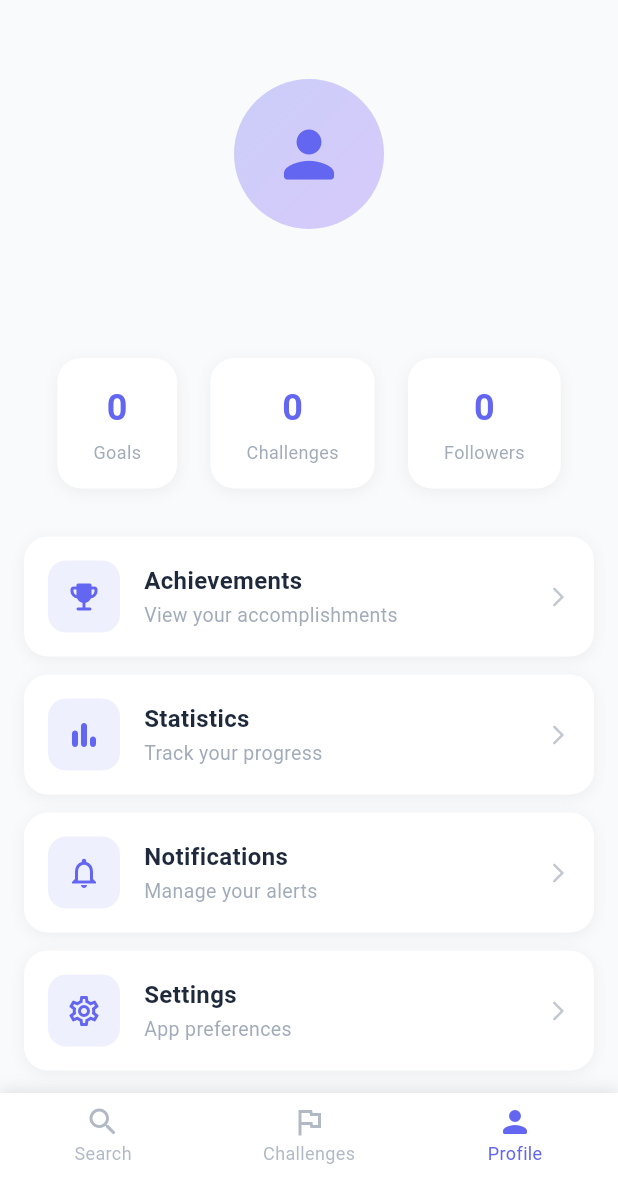
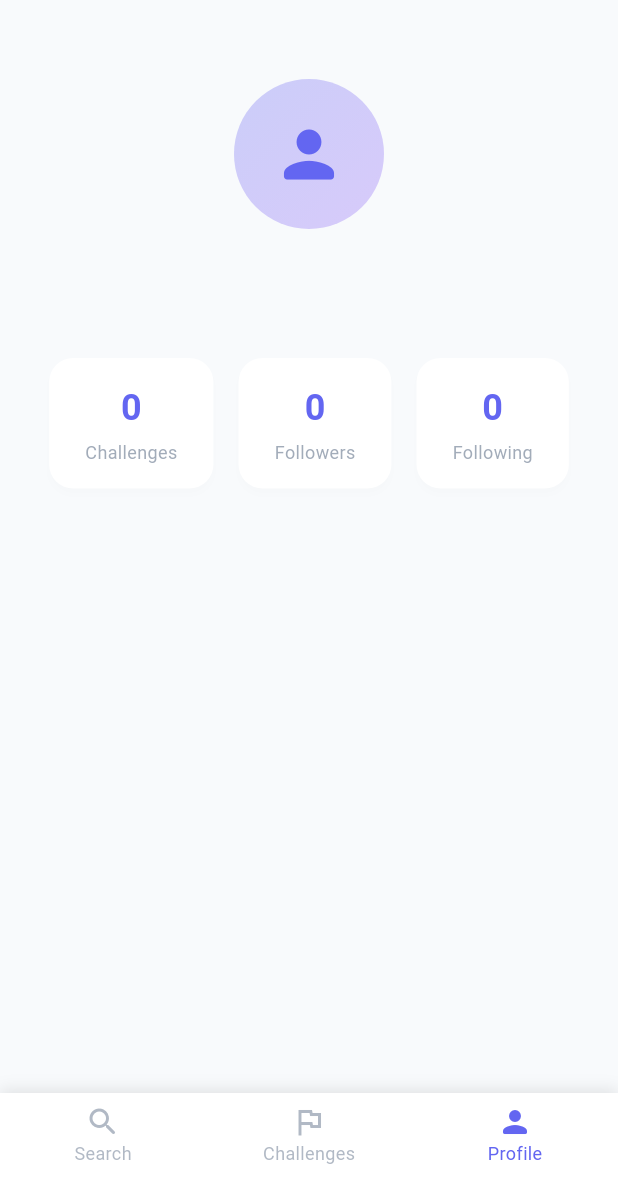
Before and after one commit to MainChallengeApp/unite_up, a Flutter app: the screen it shows once a user with an empty profile is signed in, item 3 of the bottom bar chosen, on a phone screen of 412 x 824 dp, the part 59-1236 px from its top. Run offline on Flutter 3.47's test engine with Material 3 defaults, Android fonts, the light colour scheme and no system bars; our stand-ins replace easy_localization, flutter_dotenv, flutter_slidable, font_awesome_flutter, go_router, supabase_flutter and 1 more; missing offline and left inert: dart:html, dart:ui_web; accounts and stored records are empty.

Commit message:
feat: add followers following page

```diff
--- a/assets/translations/de.json
+++ b/assets/translations/de.json
@@ -296,10 +296,12 @@
     "title": "Profil",
     "follow": "Folgen",
     "following": "Folgst du",
+    "noFollowers": "Noch keine Follower",
+    "noFollowing": "Folgt noch niemandem",
     "stats": {
-      "goals": "Ziele",
       "challenges": "Challenges",
-      "followers": "Follower"
+      "followers": "Follower",
+      "following": "Folgst du"
     },
     "menu": {
       "achievements": "Erfolge",
--- a/assets/translations/en.json
+++ b/assets/translations/en.json
@@ -296,10 +296,12 @@
     "title": "Profile",
     "follow": "Follow",
     "following": "Following",
+    "noFollowers": "No followers yet",
+    "noFollowing": "Not following anyone yet",
     "stats": {
-      "goals": "Goals",
       "challenges": "Challenges",
-      "followers": "Followers"
+      "followers": "Followers",
+      "following": "Following"
     },
     "menu": {
       "achievements": "Achievements",
--- a/lib/main.dart
+++ b/lib/main.dart
@@ -57,7 +57,10 @@ class MyApp extends StatelessWidget {
 
   final GoRouter _router = GoRouter(
     routes: [
-      GoRoute(path: '/', builder: (context, state) => HomePage()),
+      GoRoute(
+        path: '/',
+        builder: (context, state) => HomePage(key: HomePage.globalKey),
+      ),
       GoRoute(path: '/waitlist', builder: (context, state) => WaitlistPage()),
       GoRoute(
         path: '/email-confirmed',
--- a/lib/pages/home_page.dart
+++ b/lib/pages/home_page.dart
@@ -9,17 +9,25 @@ import 'profile_page.dart';
 import 'search_page.dart';
 
 class HomePage extends StatefulWidget {
+  static final GlobalKey<HomePageState> globalKey = GlobalKey<HomePageState>();
+
   const HomePage({super.key});
 
   @override
-  State<HomePage> createState() => _HomePageState();
+  State<HomePage> createState() => HomePageState();
 }
 
-class _HomePageState extends State<HomePage> {
+class HomePageState extends State<HomePage> {
   int _selectedIndex = 1;
   bool _wasAuthenticated = false;
 
   ThemeData get _theme => Theme.of(context);
+
+  void navigateToTab(int index) {
+    setState(() {
+      _selectedIndex = index;
+    });
+  }
 
   @override
   Widget build(BuildContext context) {
--- a/lib/pages/profile_page.dart
+++ b/lib/pages/profile_page.dart
@@ -3,11 +3,12 @@ import 'package:flutter/material.dart';
 import 'package:provider/provider.dart';
 import 'package:unite_up/core/constants/app_constants.dart';
 import 'package:unite_up/pages/auth_page.dart';
+import 'package:unite_up/pages/home_page.dart';
 import 'package:unite_up/pages/settings_page.dart';
+import 'package:unite_up/pages/user_list_page.dart';
 import 'package:unite_up/providers/app_state_provider.dart';
 import 'package:unite_up/widgets/custom_app_bar.dart';
 import 'package:unite_up/widgets/profile_header.dart';
-import 'package:unite_up/widgets/profile_menu_item.dart';
 import 'package:unite_up/widgets/profile_stat_card.dart';
 
 class ProfilePage extends StatefulWidget {
@@ -42,6 +43,30 @@ class _ProfilePageState extends State<ProfilePage> {
     );
   }
 
+  void _navigateToChallenges() {
+    HomePage.globalKey.currentState?.navigateToTab(1);
+  }
+
+  void _navigateToFollowers(String userId) {
+    Navigator.push(
+      context,
+      MaterialPageRoute(
+        builder: (context) =>
+            UserListPage(userId: userId, listType: UserListType.followers),
+      ),
+    );
+  }
+
+  void _navigateToFollowing(String userId) {
+    Navigator.push(
+      context,
+      MaterialPageRoute(
+        builder: (context) =>
+            UserListPage(userId: userId, listType: UserListType.following),
+      ),
+    );
+  }
+
   PreferredSizeWidget _buildAppBar(bool isAuthenticated) {
     return CustomAppBar(
       title: 'profile.title'.tr(),
@@ -73,9 +98,6 @@ class _ProfilePageState extends State<ProfilePage> {
           ProfileHeader(username: user.username, displayName: user.displayName),
           const SizedBox(height: AppSizes.spacing32),
           _buildStatsRow(appState),
-          const SizedBox(height: AppSizes.spacing32),
-          _buildMenuItems(),
-          const SizedBox(height: AppSizes.spacing32),
         ],
       ),
     );
@@ -83,68 +105,28 @@ class _ProfilePageState extends State<ProfilePage> {
 
   Widget _buildStatsRow(AppStateProvider appState) {
     final user = appState.currentUser!;
-    final userId = user.id;
 
-    // Count total goals across all challenges for this user
-    int totalGoals = 0;
-    for (final challenge in appState.challenges) {
-      totalGoals += challenge.goals.where((g) => g.userId == userId).length;
-    }
-
-    // Count challenges
     final challengesCount = appState.challenges.length;
-
-    // Followers count from user model
     final followersCount = user.followersCount;
+    final followingCount = user.followingCount;
 
     return Row(
       mainAxisAlignment: MainAxisAlignment.spaceEvenly,
       children: [
         ProfileStatCard(
-          value: totalGoals.toString(),
-          label: 'profile.stats.goals'.tr(),
-        ),
-        ProfileStatCard(
           value: challengesCount.toString(),
           label: 'profile.stats.challenges'.tr(),
+          onTap: _navigateToChallenges,
         ),
         ProfileStatCard(
           value: followersCount.toString(),
           label: 'profile.stats.followers'.tr(),
+          onTap: () => _navigateToFollowers(user.id),
         ),
-      ],
-    );
-  }
-
-  Widget _buildMenuItems() {
-    return Column(
-      children: [
-        ProfileMenuItem(
-          icon: AppIcons.trophy,
-          title: 'profile.menu.achievements'.tr(),
-          subtitle: 'profile.menu.viewAccomplishments'.tr(),
-          onTap: () {},
-        ),
-        const SizedBox(height: AppSizes.spacing12),
-        ProfileMenuItem(
-          icon: AppIcons.stats,
-          title: 'profile.menu.statistics'.tr(),
-          subtitle: 'profile.menu.trackProgress'.tr(),
-          onTap: () {},
-        ),
-        const SizedBox(height: AppSizes.spacing12),
-        ProfileMenuItem(
-          icon: AppIcons.notifications,
-          title: 'profile.menu.notifications'.tr(),
-          subtitle: 'profile.menu.manageAlerts'.tr(),
-          onTap: () {},
-        ),
-        const SizedBox(height: AppSizes.spacing12),
-        ProfileMenuItem(
-          icon: AppIcons.settings,
-          title: 'profile.menu.settings'.tr(),
-          subtitle: 'profile.menu.appPreferences'.tr(),
-          onTap: _navigateToSettings,
+        ProfileStatCard(
+          value: followingCount.toString(),
+          label: 'profile.stats.following'.tr(),
+          onTap: () => _navigateToFollowing(user.id),
         ),
       ],
     );
--- a/lib/widgets/profile_stat_card.dart
+++ b/lib/widgets/profile_stat_card.dart
@@ -1,23 +1,35 @@
 import 'package:flutter/material.dart';
 import 'package:unite_up/core/constants/app_constants.dart';
-import 'package:unite_up/widgets/app_card_container.dart';
 
 class ProfileStatCard extends StatelessWidget {
   final String value;
   final String label;
+  final VoidCallback? onTap;
 
   const ProfileStatCard({
     super.key,
     required this.value,
     required this.label,
+    this.onTap,
   });
 
   @override
   Widget build(BuildContext context) {
     final theme = Theme.of(context);
 
-    return AppCardContainer(
-      padding: const EdgeInsets.symmetric(horizontal: AppSizes.spacing24, vertical: AppSizes.spacing16),
+    return Material(
+      color: theme.cardColor,
+      borderRadius: BorderRadius.circular(AppSizes.radiusLarge),
+      elevation: AppSizes.elevationLow,
+      shadowColor: AppColors.black.withValues(alpha: AppOpacity.veryLight),
+      child: InkWell(
+        onTap: onTap,
+        borderRadius: BorderRadius.circular(AppSizes.radiusLarge),
+        child: Padding(
+          padding: const EdgeInsets.symmetric(
+            horizontal: AppSizes.spacing24,
+            vertical: AppSizes.spacing16,
+          ),
           child: Column(
             children: [
               Text(
@@ -34,6 +46,8 @@ class ProfileStatCard extends StatelessWidget {
               ),
             ],
           ),
+        ),
+      ),
     );
   }
 }
```
Also changed, not shown: lib/pages/search_page.dart (+1 -7 lines), lib/pages/user_list_page.dart (added, +150 -0 lines), lib/providers/users_provider.dart (+11 -8 lines). Lines whose indentation alone changed are shown as unchanged.
